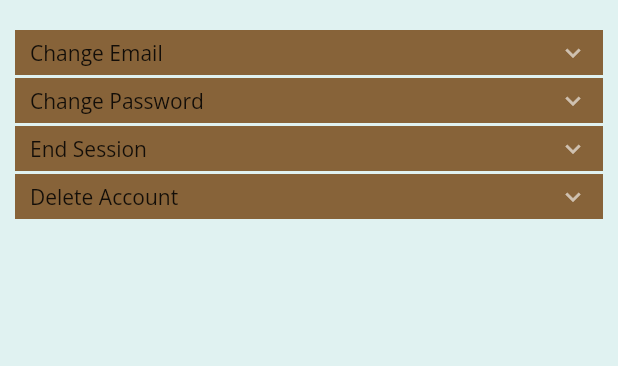
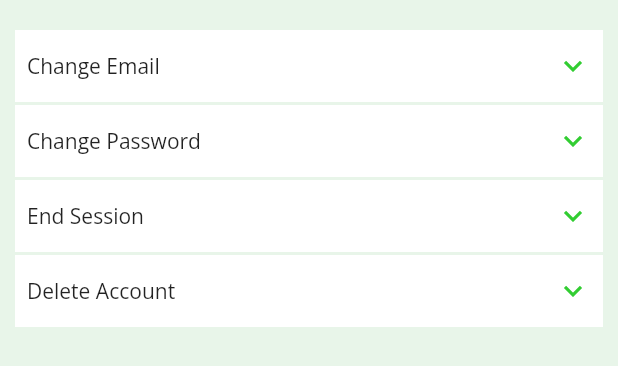
Before and after one commit to AfonsoSemeano/food_guardian_app, a Flutter app: the UserProfileContent widget shown alone on an empty page, opened directly, on a phone screen of 412 x 824 dp. Shown: the top 366 px of the screen. Run offline on Flutter 3.47's test engine with Material 2 defaults, Android fonts, the phone set to English and light mode, and no system bars; drawn by our look-alikes of accordion; our stand-ins replace bloc, cloud_firestore, equatable, firebase_auth, firebase_core, flutter_bloc and 3 more; missing offline and left inert: flow_builder; accounts and stored records are empty; generated files the repository leaves out were written again.

Commit message:
more progress done

```diff
--- a/lib/theme.dart
+++ b/lib/theme.dart
@@ -5,7 +5,24 @@ final theme = ThemeData(
   textTheme: GoogleFonts.openSansTextTheme(),
   primaryColorDark: const Color(0xFF0097A7),
   primaryColorLight: const Color(0xFFB2EBF2),
-  primaryColor: const Color(0xFF876339),
+  primaryColor: const Color(0xFFFFFFFF),
+  colorScheme: const ColorScheme.light(
+    secondary: Color(0xFF32CD32),
+    error: Colors.red,
+  ),
+  scaffoldBackgroundColor: const Color(0xFFE8F5E9),
+  inputDecorationTheme: InputDecorationTheme(
+    border: OutlineInputBorder(
+      borderRadius: BorderRadius.circular(8),
+    ),
+  ),
+);
+
+final theme1 = ThemeData(
+  textTheme: GoogleFonts.openSansTextTheme(),
+  primaryColorDark: const Color(0xFF0097A7),
+  primaryColorLight: const Color(0xFFB2EBF2),
+  primaryColor: const Color(0xFFFFFFFF),
   colorScheme: const ColorScheme.light(
     secondary: Color(0xFF009688),
     error: Colors.red,
--- a/lib/user_profile/views/user_profile_content.dart
+++ b/lib/user_profile/views/user_profile_content.dart
@@ -18,8 +18,12 @@ class UserProfileContent extends StatelessWidget {
         children: [
           Accordion(
             headerBorderRadius: 0,
-            contentBorderColor: Colors.grey,
             scaleWhenAnimating: false,
+            headerPadding: EdgeInsets.symmetric(vertical: 12, horizontal: 8),
+            rightIcon: Icon(
+              Icons.keyboard_arrow_down,
+              color: Theme.of(context).colorScheme.secondary,
+            ),
             children: [
               AccordionSection(
                 paddingBetweenClosedSections: 2,
@@ -63,6 +67,11 @@ class _EndSessionButton extends StatelessWidget {
         onPressed: () {
           context.read<UserProfileCubit>().logOut();
         },
+        style: ButtonStyle(
+          backgroundColor: MaterialStatePropertyAll<Color>(
+            Theme.of(context).colorScheme.secondary,
+          ),
+        ),
         child: Text('End Session'));
   }
 }
```
Also changed, not shown: lib/home/views/home_page.dart (+9 -3 lines).
